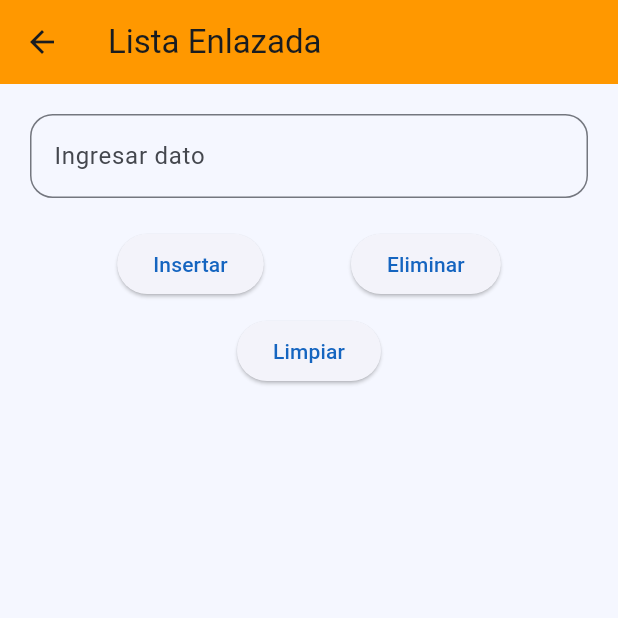
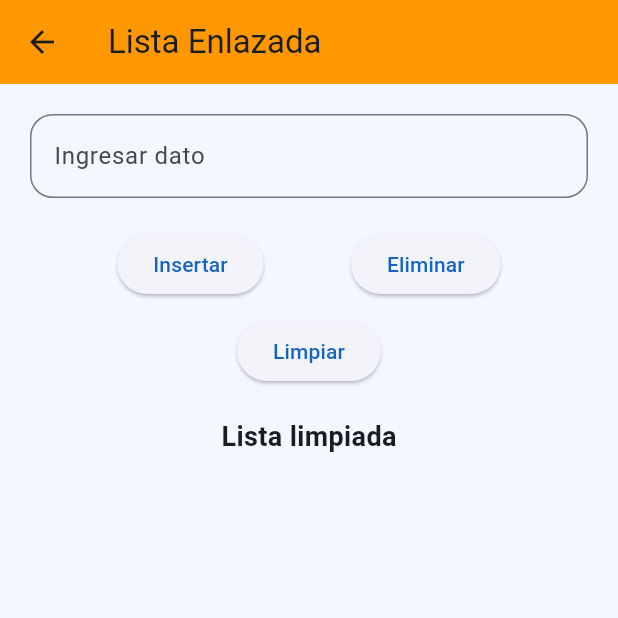
Before and after one commit to Edybler/Laboratorio_clinico, a Flutter app: the ListaScreen screen opened by its route, after a tap on "Limpiar", on a phone screen of 412 x 824 dp, the top half of it. Run offline on Flutter 3.47's test engine with Material 3 defaults, Android fonts, the phone set to English and light mode, and no system bars; our stand-ins replace fl_chart.

Commit message:
Mejora de lista screem

```diff
--- a/lib/screens/lista_screen.dart
+++ b/lib/screens/lista_screen.dart
@@ -11,7 +11,7 @@ class ListaScreen extends StatefulWidget {
 
 class _ListaScreenState extends State<ListaScreen> {
 
-  final ListaEnlazada<String> lista = ListaEnlazada<String>();
+  final ListaDoble<String> lista = ListaDoble<String>();
 
   final TextEditingController controller = TextEditingController();
 
@@ -25,7 +25,7 @@ class _ListaScreenState extends State<ListaScreen> {
 
     setState(() {
 
-      lista.insertar(controller.text);
+      lista.insertarAlFinal(controller.text);
 
       mensaje = "Dato insertado";
 
@@ -49,7 +49,7 @@ class _ListaScreenState extends State<ListaScreen> {
 
     setState(() {
 
-      lista.clear();
+      lista.limpiar();
 
       mensaje = "Lista limpiada";
     });
@@ -58,7 +58,7 @@ class _ListaScreenState extends State<ListaScreen> {
   @override
   Widget build(BuildContext context) {
 
-    final datos = lista.obtenerDatos();
+    final datos = lista.aLista();
 
     return Scaffold(
 
@@ -118,6 +118,16 @@ class _ListaScreenState extends State<ListaScreen> {
 
             const SizedBox(height: 20),
 
+            Text(
+              mensaje,
+              style: const TextStyle(
+                fontSize: 18,
+                fontWeight: FontWeight.bold,
+              ),
+            ),
+
+            const SizedBox(height: 10),
+
             Expanded(
 
               child: ListView.builder(
```
